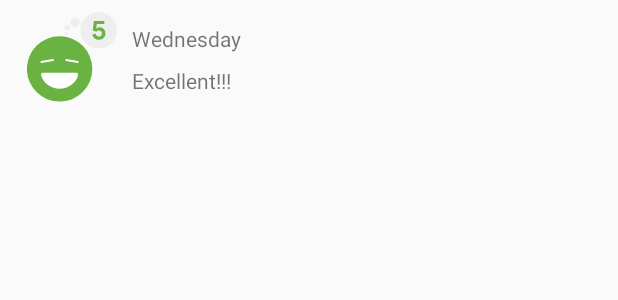
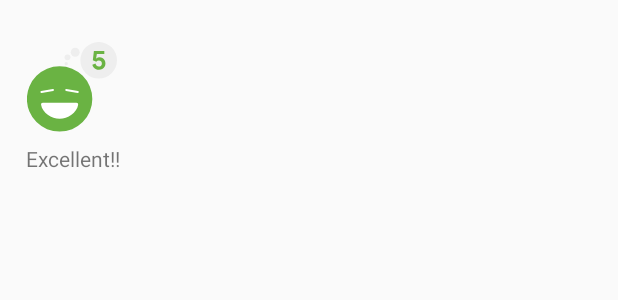
Before and after one commit to johnburitto/RecyclerViewFundamentals, an Android app: the layout list_item_sleep_night.xml on its own in the app's theme, with its tools: preview values and no code run, on a phone screen of 412 x 824 dp. Shown: the top 300 px of the screen. Run offline under Robolectric (Android 15) with nearby library versions, the phone set to English and light mode, and no system bars; Roboto replaces fonts that are not available here.

Commit message:
Implement working with GridLayoutManager

```diff
--- a/app/src/main/java/com/example/android/trackmysleepquality/sleeptracker/SleepTrackerFragment.kt
+++ b/app/src/main/java/com/example/android/trackmysleepquality/sleeptracker/SleepTrackerFragment.kt
@@ -25,6 +25,7 @@ import androidx.fragment.app.Fragment
 import androidx.lifecycle.Observer
 import androidx.lifecycle.ViewModelProvider
 import androidx.navigation.fragment.findNavController
+import androidx.recyclerview.widget.GridLayoutManager
 import com.example.android.trackmysleepquality.R
 import com.example.android.trackmysleepquality.database.SleepDatabase
 import com.example.android.trackmysleepquality.databinding.FragmentSleepTrackerBinding
@@ -108,6 +109,7 @@ class SleepTrackerFragment : Fragment() {
         })
 
         val adapter = SleepNightAdapter()
+        val manager = GridLayoutManager(activity, 5, GridLayoutManager.VERTICAL, false)
 
         sleepTrackerViewModel.nights.observe(viewLifecycleOwner, Observer {
             it?.let {
@@ -116,6 +118,7 @@ class SleepTrackerFragment : Fragment() {
         })
 
         binding.sleepList.adapter = adapter
+        binding.sleepList.layoutManager = manager
 
         return binding.root
     }
--- a/app/src/main/res/layout/fragment_sleep_tracker.xml
+++ b/app/src/main/res/layout/fragment_sleep_tracker.xml
@@ -94,7 +94,6 @@
             app:layout_constraintEnd_toEndOf="parent"
             app:layout_constraintStart_toStartOf="parent"
             app:layout_constraintTop_toBottomOf="@+id/stop_button"
-            app:layoutManager="androidx.recyclerview.widget.LinearLayoutManager"
             tools:layout_editor_absoluteX="1dp"
             tools:layout_editor_absoluteY="65dp" />
 
--- a/app/src/main/res/layout/list_item_sleep_night.xml
+++ b/app/src/main/res/layout/list_item_sleep_night.xml
@@ -27,27 +27,16 @@
             tools:srcCompat="@drawable/ic_sleep_5" />
 
         <TextView
-            android:id="@+id/sleep_length"
-            android:layout_width="0dp"
-            android:layout_height="20dp"
-            android:layout_marginStart="8dp"
-            android:layout_marginTop="8dp"
-            android:layout_marginEnd="16dp"
-            app:layout_constraintEnd_toEndOf="parent"
-            app:layout_constraintStart_toEndOf="@+id/quality_image"
-            app:layout_constraintTop_toTopOf="@+id/quality_image"
-            app:sleepDurationFormatted="@{sleep}"
-            tools:text="Wednesday" />
-
-        <TextView
             android:id="@+id/quality_string"
             android:layout_width="0dp"
             android:layout_height="20dp"
             android:layout_marginTop="8dp"
-            app:layout_constraintEnd_toEndOf="@+id/sleep_length"
+            android:textAlignment="center"
+            app:layout_constraintBottom_toBottomOf="parent"
+            app:layout_constraintEnd_toEndOf="@+id/quality_image"
             app:layout_constraintHorizontal_bias="0.0"
-            app:layout_constraintStart_toStartOf="@+id/sleep_length"
-            app:layout_constraintTop_toBottomOf="@+id/sleep_length"
+            app:layout_constraintStart_toStartOf="@+id/quality_image"
+            app:layout_constraintTop_toBottomOf="@+id/quality_image"
             app:sleepQualityString="@{sleep}"
             tools:text="Excellent!!!" />
     </androidx.constraintlayout.widget.ConstraintLayout>
```
